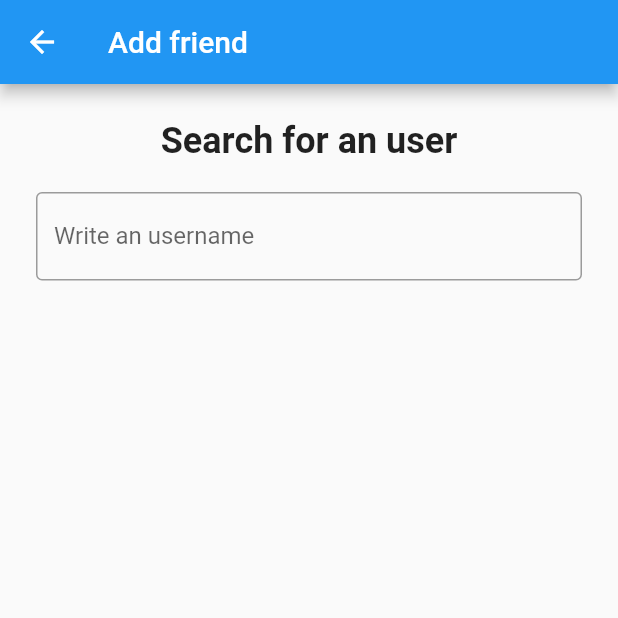
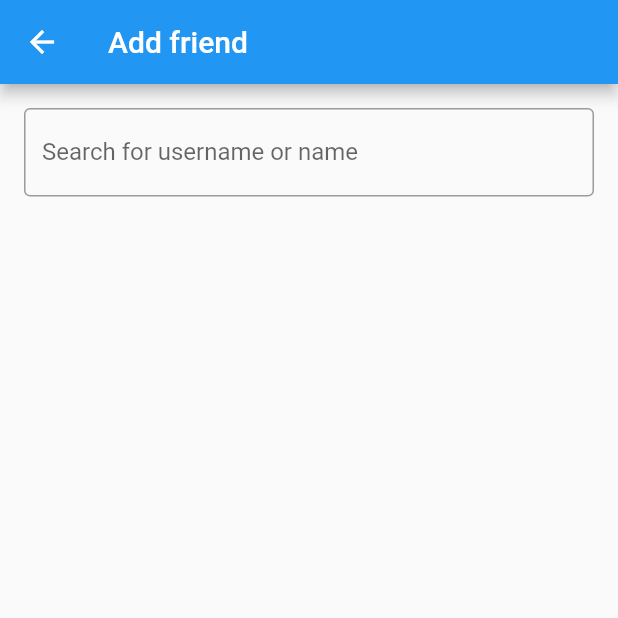
Before and after one commit to rickie95/congrega, a Flutter app: the SearchFriendPage screen opened directly, on a phone screen of 412 x 824 dp, the top half of it. Run offline on Flutter 3.47's test engine with Material 2 defaults, Android fonts, the phone set to English and light mode, and no system bars; our stand-ins replace avatar_glow, bloc, equatable, flutter_bloc, flutter_secure_storage, formz and 5 more; missing offline and left inert: duration_picker; accounts and stored records are empty; generated files the repository leaves out were written again; statements that could not run were skipped.

Commit message:
refactoring + adds ability to follow/unfollow user

```diff
--- a/lib/features/friends/presentation/search_friends_page.dart
+++ b/lib/features/friends/presentation/search_friends_page.dart
@@ -1,5 +1,7 @@
+import 'package:congrega/features/dashboard/presentation/widgets/FriendsWidget.dart';
 import 'package:congrega/features/friends/data/friends_repository.dart';
 import 'package:congrega/features/loginSignup/model/User.dart';
+import 'package:congrega/features/users/UserRepository.dart';
 import 'package:flutter/material.dart';
 import 'package:flutter/widgets.dart';
 import 'package:kiwi/kiwi.dart';
@@ -18,10 +20,7 @@ class SearchFriendPage extends StatefulWidget {
 
 class _SearchFriendPageState extends State<SearchFriendPage> {
   void updateSearchText(String username) {
-    KiwiContainer()
-        .resolve<FriendRepository>()
-        .searchByUsername(username)
-        .then((searchResults) {
+    KiwiContainer().resolve<UserRepository>().searchByUsername(username).then((searchResults) {
       results = searchResults;
       setState(() {});
     });
@@ -34,36 +33,36 @@ class _SearchFriendPageState extends State<SearchFriendPage> {
     return Scaffold(
       appBar: AppBar(title: const Text("Add friend")),
       body: SafeArea(
-        child: Padding(
-          padding: const EdgeInsets.all(24.0),
         child: ListView.builder(
           itemCount: results.length + 1,
           itemBuilder: (context, index) {
             if (index == 0)
-                return Column(
-                  children: [
-                    Padding(
-                      padding: const EdgeInsets.only(bottom: 20.0),
-                      child: Text(
-                        "Search for an user",
-                        style: TextStyle(
-                            fontSize: 24, fontWeight: FontWeight.bold),
-                      ),
-                    ),
-                    TextField(
+              return Padding(
+                padding: const EdgeInsets.all(16.0),
+                child: TextField(
                   onChanged: (value) => {updateSearchText(value)},
                   decoration: InputDecoration(
-                          labelText: "Write an username",
+                      labelText: "Search for username or name",
                       border: SearchFriendPage.newEventOutlineInputBorder),
-                    )
-                  ],
+                ),
               );
 
-              return ListTile(title: Text(results[index - 1].name));
+            return createResultTile(results[index - 1]);
           },
-          ),
         ),
       ),
     );
   }
+
+  Widget createResultTile(User user) {
+    return ListTile(
+      leading: CircleAvatar(
+        child: Text(user.username[0].toUpperCase()),
+      ),
+      title: Text(user.username),
+      subtitle: Text(user.name),
+      onTap: () => showModalBottomSheet<void>(
+          context: context, builder: (BuildContext context) => FriendBottomSheet(user: user)),
+    );
   }
+}
--- a/lib/features/users/UserHttpClient.dart
+++ b/lib/features/users/UserHttpClient.dart
@@ -7,25 +7,24 @@ import 'package:http/http.dart' as http;
 import '../exceptions/HttpExceptions.dart';
 
 class UserHttpClient {
+  static Uri getUserEndpointById(String userId) => Uri(path: '${Arcano.USERS_URL}/$userId');
+  static Uri getUserEndpointByUsername(String username) =>
+      Uri(path: '${Arcano.USERS_URL_BY_USERNAME}/$username');
 
   UserHttpClient(http.Client client) : httpClient = client;
-
   final http.Client httpClient;
 
-  static Uri getUserEndpointById(String userId) => Uri(path: '${Arcano.USERS_URL}/$userId');
-  static Uri getUserEndpointByUsername(String username) => Uri(path: '${Arcano.USERS_URL_BY_USERNAME}/$username');
+  Future<List<User>> getUserList() async {
+    final response = await httpClient.get(Arcano.getUsersUri());
 
-  Future<List<User>> getUserList() async {
-    final response = await httpClient.get(Uri(path: Arcano.USERS_URL));
-
-    switch(response.statusCode){
-      case(200):
+    switch (response.statusCode) {
+      case (200):
         // Create a collection from response's body
         final List<dynamic> jsonBody = jsonDecode(response.body) as List;
         return jsonBody.map((jsonObj) => User.fromJson(jsonObj)).toList();
-      case(404):
+      case (404):
         throw NotFoundException();
-      case(500):
+      case (500):
         throw ServerErrorException();
     }
     throw OtherErrorException();
@@ -34,14 +33,14 @@ class UserHttpClient {
   Future<User> getUserById(String id) async {
     final response = await httpClient.get(getUserEndpointById(id));
 
-    switch(response.statusCode){
-      case(200):
-      // Create an object from response's body
+    switch (response.statusCode) {
+      case (200):
+        // Create an object from response's body
         final jsonBody = jsonDecode(response.body);
         return User.fromJson(jsonBody);
-      case(404):
+      case (404):
         throw NotFoundException();
-      case(500):
+      case (500):
         throw ServerErrorException();
     }
     throw OtherErrorException();
@@ -51,17 +50,22 @@ class UserHttpClient {
     Uri uri = Arcano.getUserByUsernameUri(username);
     final response = await httpClient.get(uri);
 
-    switch(response.statusCode){
-      case(200):
-      // Create an object from response's body
+    switch (response.statusCode) {
+      case (200):
+        // Create an object from response's body
         final jsonBody = jsonDecode(response.body);
         return User.fromJson(jsonBody);
-      case(404):
+      case (404):
         throw NotFoundException();
-      case(500):
+      case (500):
         throw ServerErrorException();
     }
     throw OtherErrorException();
   }
 
+  Future<List<User>> searchByUsername(String username) {
+    return getUserList().then((results) => results
+        .where((user) => user.name.contains(username) || user.username.contains(username))
+        .toList());
+  }
 }
```
Also changed, not shown: lib/features/dashboard/presentation/widgets/FriendsWidget.dart (+4 -3 lines), lib/features/friends/data/friends_repository.dart (+5 -2 lines), lib/features/users/UserRepository.dart (+15 -18 lines). Lines whose indentation alone changed are shown as unchanged.
